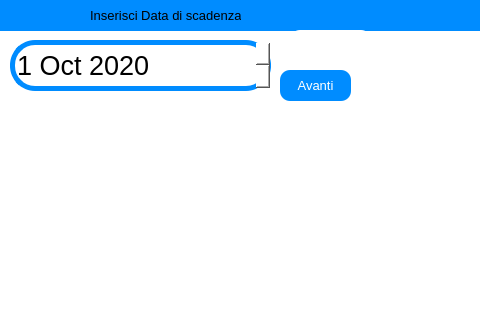
The window that view/inserisci_data_scadenza_window.ui (ISacchitella/MicroOne_v1.1) describes before a commit, drawn with Qt 5.
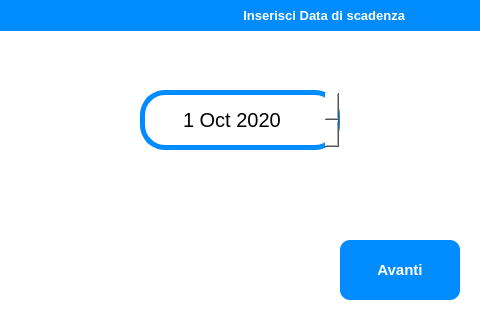
The same window after the commit. Icons and pictures are not drawn.

```diff
--- a/view/inserisci_data_scadenza_window.ui
+++ b/view/inserisci_data_scadenza_window.ui
@@ -35,31 +35,36 @@
   <widget class="QLabel" name="label">
    <property name="geometry">
     <rect>
-     <x>90</x>
+     <x>195</x>
      <y>0</y>
-     <width>151</width>
+     <width>210</width>
      <height>31</height>
     </rect>
    </property>
    <property name="font">
     <font>
+     <family>Segoe UI</family>
      <pointsize>10</pointsize>
-     <weight>50</weight>
-     <bold>false</bold>
+     <weight>75</weight>
+     <bold>true</bold>
     </font>
    </property>
    <property name="styleSheet">
-    <string notr="true">color: rgb(0, 0, 0);
-background-color: rgb(0, 140, 255);</string>
+    <string notr="true">background-color: rgb(0, 140, 255);
+
+color: rgb(255, 255, 255);</string>
    </property>
    <property name="text">
     <string>Inserisci Data di scadenza</string>
    </property>
+   <property name="alignment">
+    <set>Qt::AlignRight|Qt::AlignTrailing|Qt::AlignVCenter</set>
+   </property>
   </widget>
   <widget class="QPushButton" name="cancel_btn_">
    <property name="geometry">
     <rect>
-     <x>0</x>
+     <x>390</x>
      <y>0</y>
      <width>81</width>
      <height>31</height>
@@ -89,15 +94,18 @@
   <widget class="QPushButton" name="avanti_btn">
    <property name="geometry">
     <rect>
-     <x>280</x>
-     <y>70</y>
-     <width>71</width>
-     <height>31</height>
+     <x>340</x>
+     <y>240</y>
+     <width>120</width>
+     <height>60</height>
     </rect>
    </property>
    <property name="font">
     <font>
-     <pointsize>10</pointsize>
+     <family>Segoe UI</family>
+     <pointsize>11</pointsize>
+     <weight>75</weight>
+     <bold>true</bold>
     </font>
    </property>
    <property name="styleSheet">
@@ -116,15 +124,16 @@
    </property>
    <property name="geometry">
     <rect>
-     <x>10</x>
-     <y>40</y>
-     <width>261</width>
-     <height>51</height>
+     <x>140</x>
+     <y>90</y>
+     <width>200</width>
+     <height>60</height>
     </rect>
    </property>
    <property name="font">
     <font>
-     <pointsize>20</pointsize>
+     <family>Segoe UI</family>
+     <pointsize>15</pointsize>
      <weight>50</weight>
      <bold>false</bold>
     </font>
@@ -157,6 +166,9 @@
 
 }</string>
    </property>
+   <property name="alignment">
+    <set>Qt::AlignCenter</set>
+   </property>
    <property name="dateTime">
     <datetime>
      <hour>0</hour>
@@ -171,10 +183,10 @@
   <widget class="QPushButton" name="keyboard_btn">
    <property name="geometry">
     <rect>
-     <x>290</x>
-     <y>30</y>
-     <width>81</width>
-     <height>31</height>
+     <x>150</x>
+     <y>170</y>
+     <width>171</width>
+     <height>51</height>
     </rect>
    </property>
    <property name="font">
@@ -191,11 +203,37 @@
    <property name="text">
     <string/>
    </property>
-   <property name="icon">
-    <iconset resource="img_resources.qrc">
-     <normaloff>:/keyboard/res/keyboard_icon.png</normaloff>:/keyboard/res/keyboard_icon.png</iconset>
+   <property name="flat">
+    <bool>false</bool>
    </property>
   </widget>
+  <widget class="QPushButton" name="pushButton">
+   <property name="geometry">
+    <rect>
+     <x>0</x>
+     <y>0</y>
+     <width>171</width>
+     <height>28</height>
+    </rect>
+   </property>
+   <property name="styleSheet">
+    <string notr="true">image: url(:/microone_logo/res/Microne Bianco.png);
+background-color: rgb(0, 140, 255);</string>
+   </property>
+   <property name="text">
+    <string/>
+   </property>
+   <property name="flat">
+    <bool>true</bool>
+   </property>
+  </widget>
+  <zorder>label_5</zorder>
+  <zorder>cancel_btn_</zorder>
+  <zorder>avanti_btn</zorder>
+  <zorder>data_scad_dateEdit</zorder>
+  <zorder>keyboard_btn</zorder>
+  <zorder>pushButton</zorder>
+  <zorder>label</zorder>
  </widget>
  <resources>
   <include location="img_resources.qrc"/>
```
Left out of the diff: 8 changed lines with no effect on the pictures.
